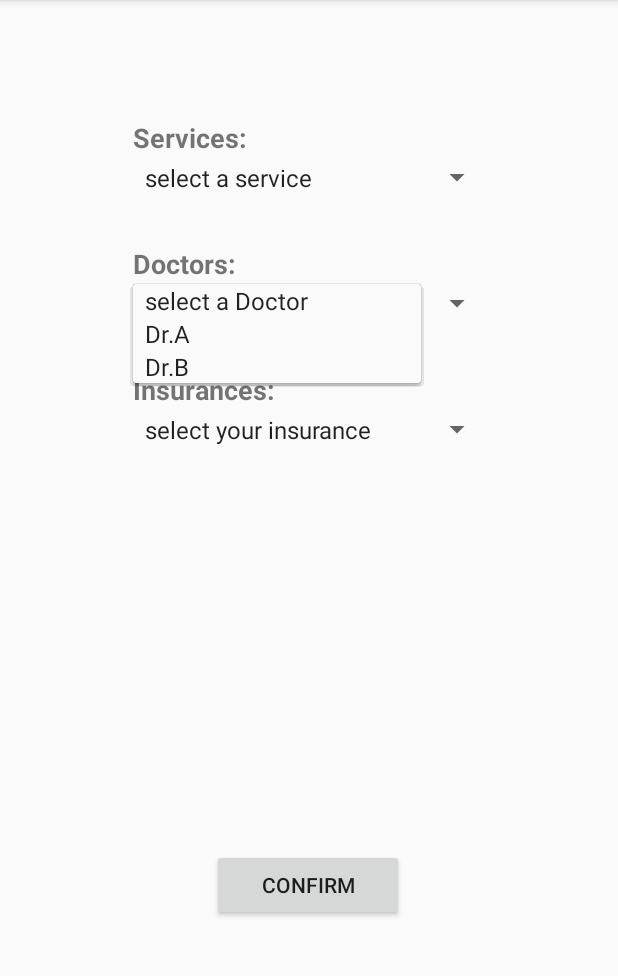
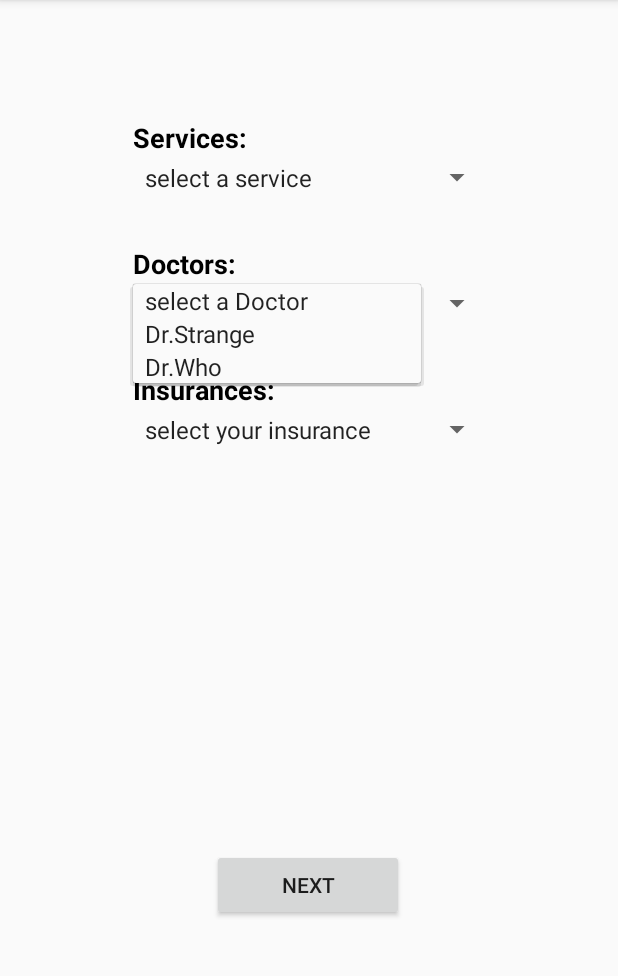
Before and after one commit to changer666666/Anti-COVID, an Android app: the screen it shows after launch once a user with an empty profile is signed in (SecondActivity), after a tap on "select a Doctor", on a phone screen of 412 x 824 dp, the part 84-1060 px from its top. Run offline under Robolectric (Android 15) with nearby library versions, the phone set to English and light mode, and no system bars; our stand-ins replace Firebase (no records; nobody signed in at launch, a user with empty details on screens opened directly).

Commit message:
small change

```diff
--- a/android/app/src/main/java/com/example/anticovid/MainActivity.kt
+++ b/android/app/src/main/java/com/example/anticovid/MainActivity.kt
@@ -38,10 +38,6 @@ class MainActivity : AppCompatActivity() {
         }
     }
 
-    fun send_second(view: View){
-        val intent = Intent(this, SecondActivity::class.java)
-        startActivity(intent)
-    }
     fun goClicked(view:View){
         //Check if we can log in the user
         auth.signInWithEmailAndPassword(emailEditText?.text.toString(), passwordEditText?.text.toString())
--- a/android/app/src/main/res/layout/second_activity.xml
+++ b/android/app/src/main/res/layout/second_activity.xml
@@ -11,7 +11,7 @@
         android:layout_width="128dp"
         android:layout_height="48dp"
         android:onClick="confirmed"
-        android:text="Confirm"
+        android:text="Next"
         app:layout_constraintBottom_toBottomOf="parent"
         app:layout_constraintEnd_toEndOf="parent"
         app:layout_constraintHorizontal_bias="0.498"
@@ -24,6 +24,7 @@
         android:layout_width="240dp"
         android:layout_height="26dp"
         android:text="Services:"
+        android:textColor="#000000"
         android:textSize="18sp"
         android:textStyle="bold"
         app:layout_constraintBottom_toBottomOf="parent"
@@ -39,6 +40,7 @@
         android:layout_height="26dp"
         android:layout_marginTop="32dp"
         android:text="Doctors:"
+        android:textColor="#000000"
         android:textSize="18sp"
         android:textStyle="bold"
         app:layout_constraintEnd_toEndOf="@+id/spinner1"
@@ -51,6 +53,7 @@
         android:layout_height="26dp"
         android:layout_marginTop="32dp"
         android:text="Insurances:"
+        android:textColor="#000000"
         android:textSize="18sp"
         android:textStyle="bold"
         app:layout_constraintEnd_toEndOf="@+id/spinner2"
--- a/android/app/src/main/res/layout/third_activity.xml
+++ b/android/app/src/main/res/layout/third_activity.xml
@@ -45,7 +45,7 @@
         <ImageView
             android:layout_width="90dp"
             android:layout_height="34dp"
-            android:src = "@drawable/creditlogo"/>
+            android:src="@drawable/creditlogo" />
 
         <RadioButton
             android:id="@+id/buOthers"
--- a/android/app/src/main/res/values/strings.xml
+++ b/android/app/src/main/res/values/strings.xml
@@ -15,8 +15,8 @@
 
     <string-array name="doctor_option">
         <item>select a Doctor</item>
-        <item>Dr.A</item>
-        <item>Dr.B</item>
+        <item>Dr.Strange</item>
+        <item>Dr.Who</item>
     </string-array>
 
     <string-array name="insurance_option">
```
Also changed, not shown: 1 other file.
